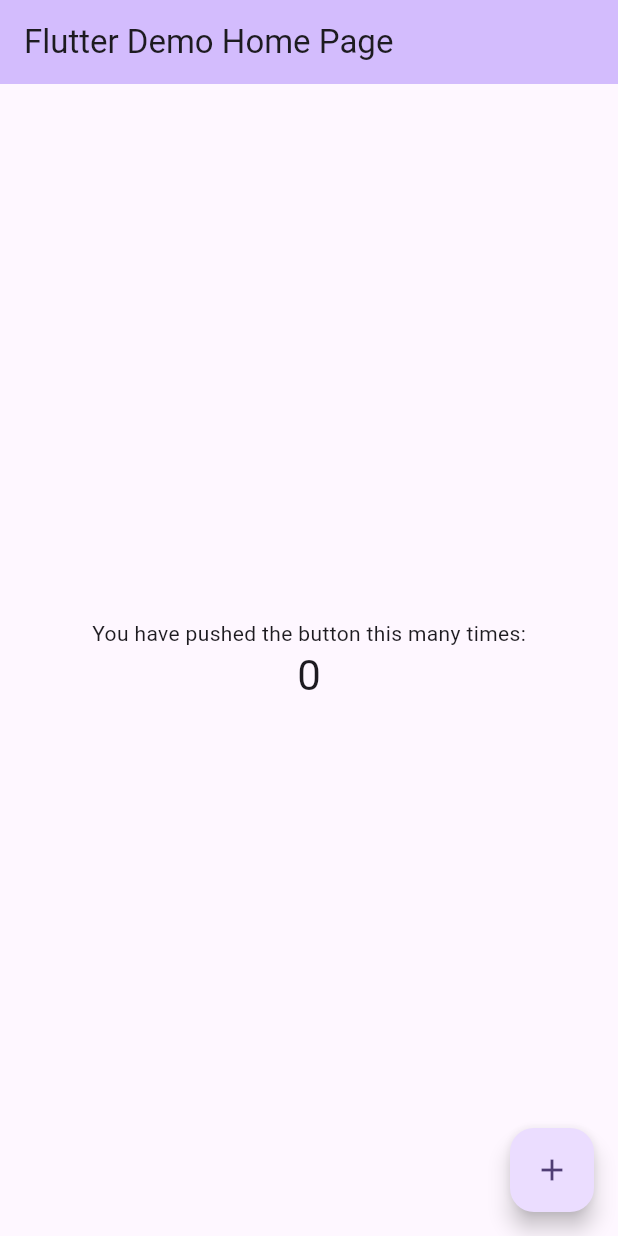
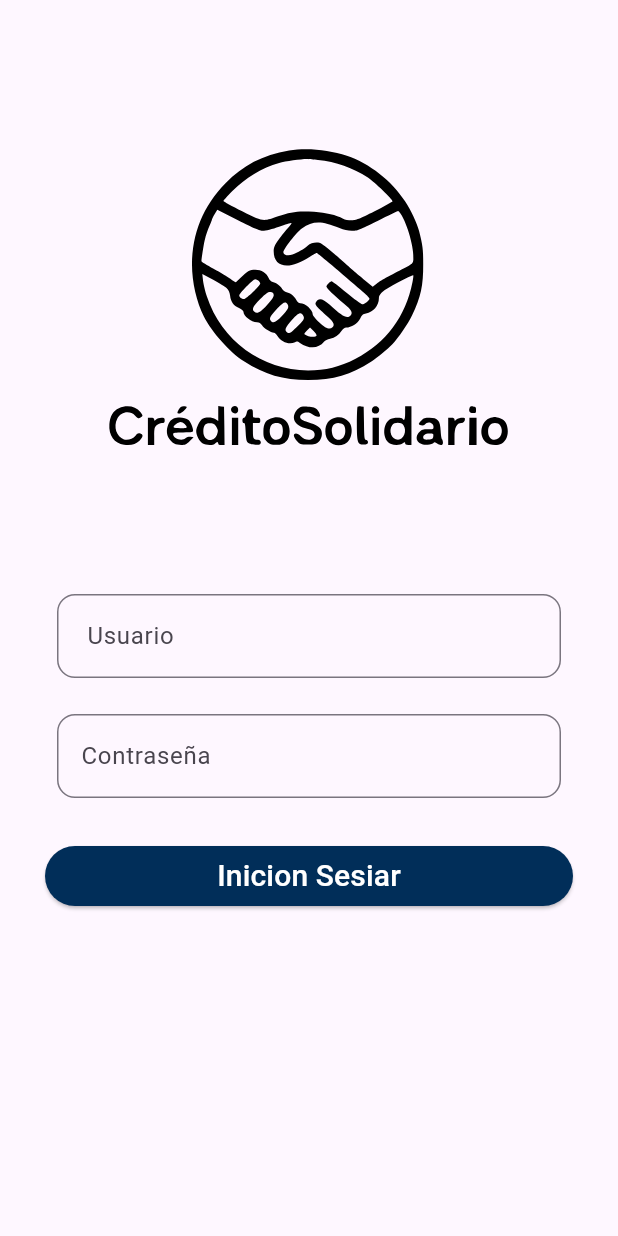
Before and after one commit to Gabriel-Perez-Marquez/credito-solitario-mobile, a Flutter app: the screen it shows after launch, on a phone screen of 412 x 824 dp. Run offline on Flutter 3.47's test engine with Material 3 defaults, Android fonts, the phone set to English and light mode, and no system bars; our stand-ins replace flutter_svg.

Commit message:
Primer diseño de la pagina de inicio de sesión hecho

```diff
--- a/lib/main.dart
+++ b/lib/main.dart
@@ -1,3 +1,4 @@
+import 'package:credito_solitario_mobile/pages/home_page_view.dart';
 import 'package:flutter/material.dart';
 
 void main() {
@@ -13,24 +14,9 @@ class MyApp extends StatelessWidget {
     return MaterialApp(
       title: 'Flutter Demo',
       theme: ThemeData(
-        // This is the theme of your application.
-        //
-        // TRY THIS: Try running your application with "flutter run". You'll see
-        // the application has a purple toolbar. Then, without quitting the app,
-        // try changing the seedColor in the colorScheme below to Colors.green
-        // and then invoke "hot reload" (save your changes or press the "hot
-        // reload" button in a Flutter-supported IDE, or press "r" if you used
-        // the command line to start the app).
-        //
-        // Notice that the counter didn't reset back to zero; the application
-        // state is not lost during the reload. To reset the state, use hot
-        // restart instead.
-        //
-        // This works for code too, not just values: Most code changes can be
-        // tested with just a hot reload.
         colorScheme: .fromSeed(seedColor: Colors.deepPurple),
       ),
-      home: const MyHomePage(title: 'Flutter Demo Home Page'),
+      home: const HomePageView(),
     );
   }
 }
--- /dev/null
+++ b/lib/pages/home_page_view.dart
@@ -0,0 +1,20 @@
+import 'package:credito_solitario_mobile/shared/login.dart';
+import 'package:flutter/material.dart';
+
+class HomePageView extends StatelessWidget {
+  const HomePageView({super.key});
+
+  @override
+  Widget build(BuildContext context) {
+    return Scaffold(
+      body: Padding(
+        padding: const EdgeInsets.all(30.0),
+        child: Column(
+          children: [
+            Login()
+          ],
+        ),
+      ),
+    );
+  }
+}
--- /dev/null
+++ b/lib/shared/login.dart
@@ -0,0 +1,45 @@
+import 'package:flutter/material.dart';
+import 'package:flutter_svg/flutter_svg.dart';
+
+class Login extends StatelessWidget {
+  const Login({super.key});
+
+  @override
+  Widget build(BuildContext context) {
+    return Column(
+      crossAxisAlignment: CrossAxisAlignment.start,
+      children: [
+        SvgPicture.asset('assets/images/Logo-CreditoSolidario.svg',
+        width: 350,),
+        Padding(
+          padding: EdgeInsets.symmetric(horizontal: 8, vertical: 16),
+          child: TextField(
+            decoration: InputDecoration(
+              border: OutlineInputBorder(
+                borderRadius: BorderRadius.circular(12),
+              ),
+              hintText: 'Usuario',
+              contentPadding: EdgeInsets.all(16),
+            ),
+          ),
+        ),
+        Padding(
+          padding: EdgeInsets.symmetric(horizontal: 8, vertical: 8),
+          child: TextField(
+            decoration: InputDecoration(
+              border: OutlineInputBorder(
+                borderRadius: BorderRadius.circular(12)
+              ),
+              hintText: 'Contraseña',
+            ),
+          ),
+        ),
+        SizedBox(height: 20,),
+        SizedBox(
+          width: double.infinity,
+          child: ElevatedButton(onPressed: () {}, style: ButtonStyle(backgroundColor: WidgetStateProperty.all(Color.fromARGB(255, 1, 46, 89))), child: Text('Inicion Sesiar', style: TextStyle(fontSize: 20, color: Colors.white),),),
+        )
+
+      ]);
+  }
+}
```
Also changed, not shown: pubspec.yaml (+4 -3 lines), assets/images/Logo-CreditoSolidario.svg (added), pubspec.lock.
